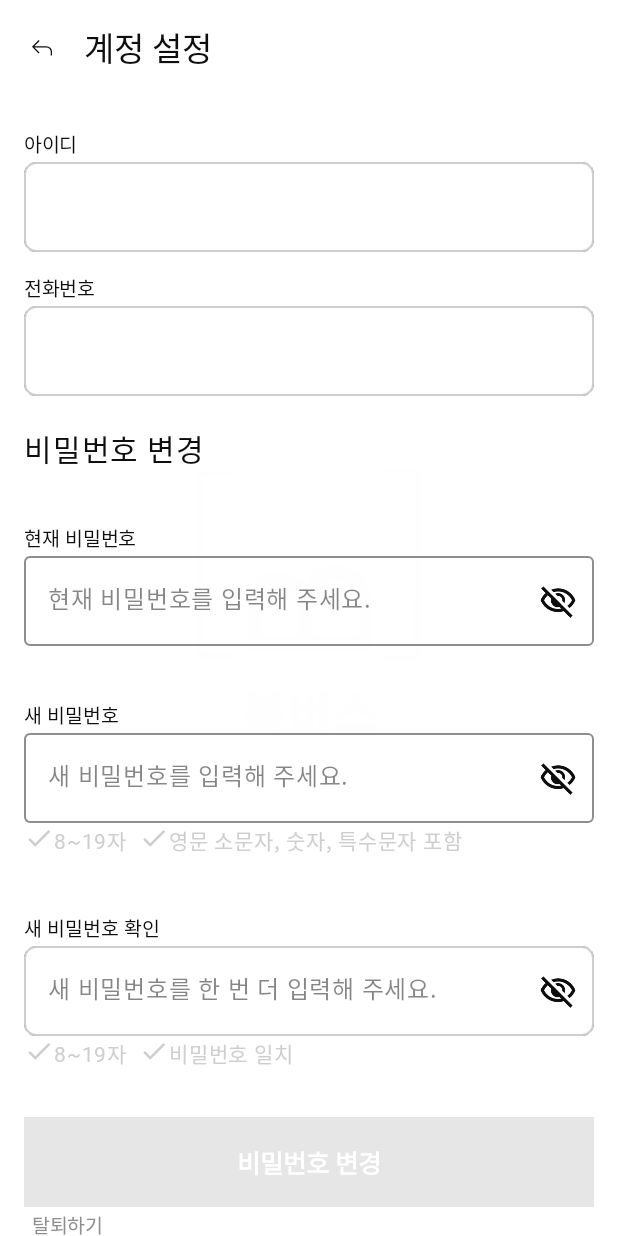
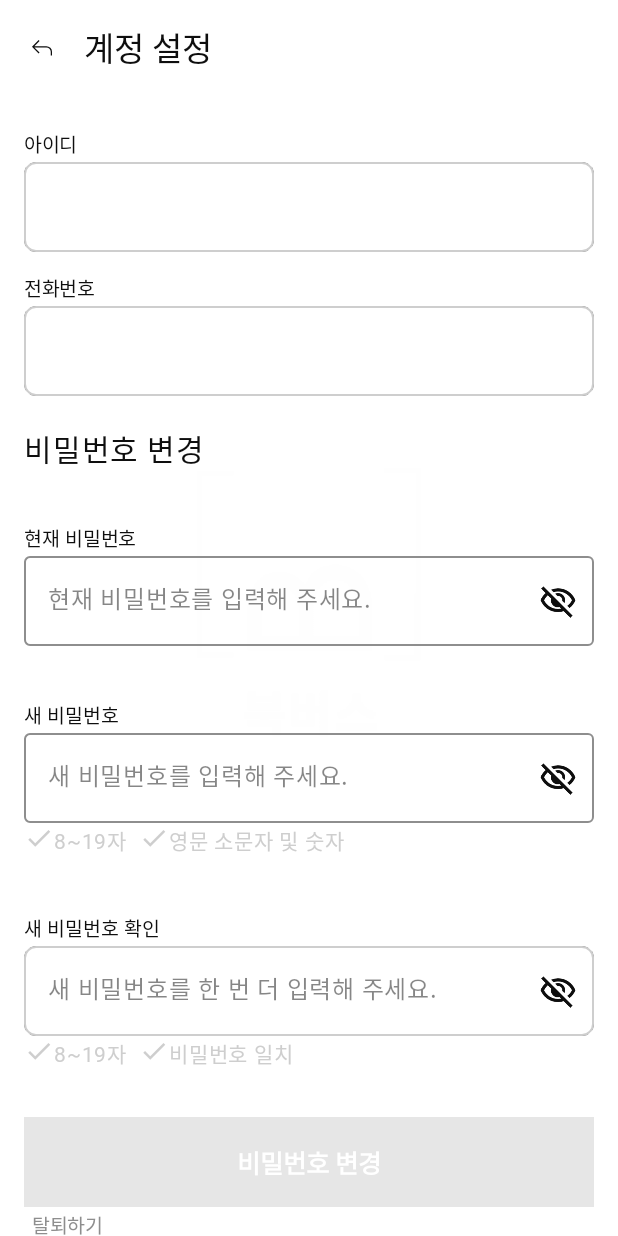
Before and after one commit to AOS3/AOS3-FinalProject-BookVerse-Blank, an Android app built with Jetpack Compose: the AccountSettingsScreen screen opened through its navigation route, on a phone screen of 412 x 824 dp. Run offline under Robolectric (Android 15) with nearby library versions, the phone set to English and light mode, and no system bars; our stand-ins replace Dagger/Hilt's generated code, Firebase (no records; nobody signed in at launch, a user with empty details on screens opened directly), Timber; libraries missing offline, so code that uses them is left out: com.kakao.sdk; Roboto replaces fonts that are not available here.

```diff
--- a/app/src/main/java/com/blank/bookverse/presentation/ui/AccountSetting/AccountSettingScreen.kt
+++ b/app/src/main/java/com/blank/bookverse/presentation/ui/AccountSetting/AccountSettingScreen.kt
@@ -271,7 +271,7 @@ fun AccountSettingsScreen(
                 isError = accountSettingViewModel.isUserNewPwError,
                 textRange = TextRange(8, 20),
                 checkList = listOf(
-                    Pair("영문 소문자, 숫자, 특수문자 포함", Regex("^[a-zA-Z0-9!@#$%^&*(),.?\":{}|<>]+$"))
+                    Pair("영문 소문자 및 숫자", Regex("^[a-zA-Z0-9]+$"))
                 )
             )
 
--- a/app/src/main/java/com/blank/bookverse/presentation/ui/MyPage/MyPageScreen.kt
+++ b/app/src/main/java/com/blank/bookverse/presentation/ui/MyPage/MyPageScreen.kt
@@ -250,7 +250,7 @@ fun SettingsMenu(
     navController: NavController,
     onLogoutClicked: () -> Unit,
     onShareClicked: () -> Unit,
-    isAccountSettingVisible: Boolean, // 로그인 타입에 따라 메뉴를 결정
+    isAccountSettingVisible: Boolean, // 로그인 타입에 따라 메뉴를 결정 //
     onDeleteAccountClicked: () -> Unit // 탈퇴하기 메뉴 클릭 시 동작
 ) {
     val menuItems = mutableListOf(
--- a/app/src/main/java/com/blank/bookverse/presentation/ui/MyPage/MyPageViewModel.kt
+++ b/app/src/main/java/com/blank/bookverse/presentation/ui/MyPage/MyPageViewModel.kt
@@ -43,7 +43,7 @@ class MyPageViewModel @Inject constructor(
     // 가장 많이 읽은 책을 가져오는 함수
     fun fetchTopBook() {
         viewModelScope.launch {
-            val book = quoteRepository.getTopBook() // 책 데이터 가져오기
+            val book = quoteRepository.getTopBook() // 책 데이터 가져오기 //
             _topBook.value = book
         }
     }
```
